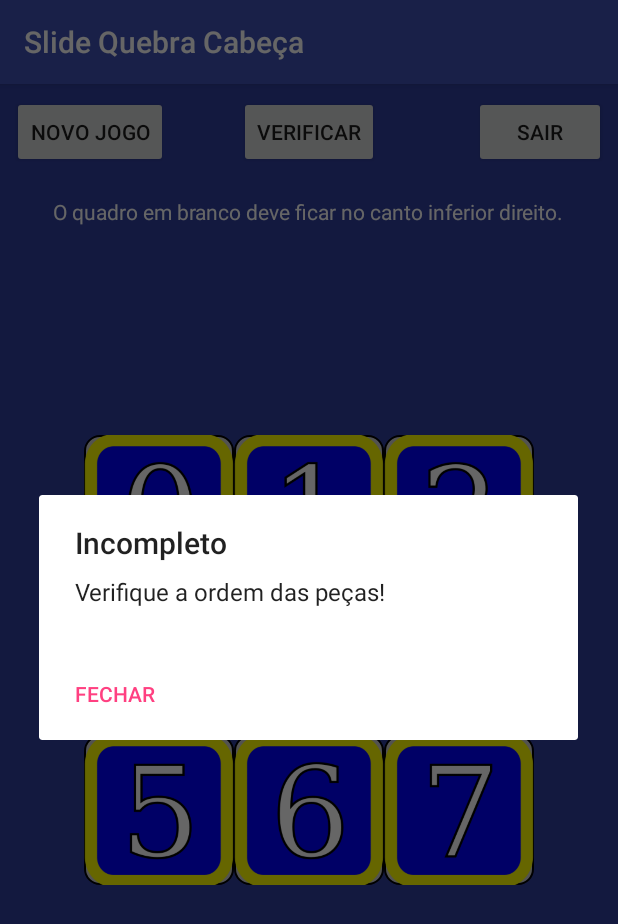
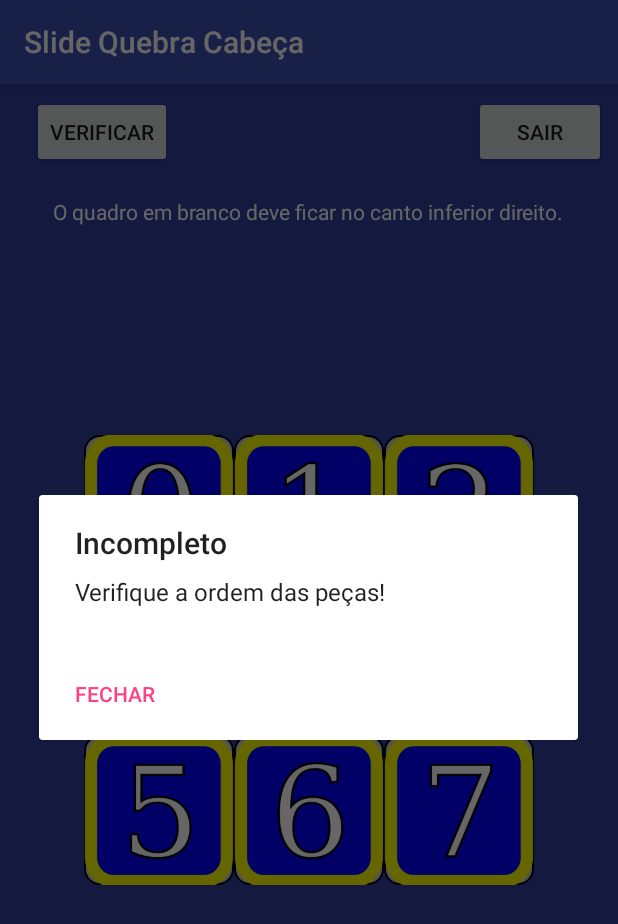
Before and after one commit to ramonrsm/Quebra_Cabeca, an Android app: the SliderActivity screen opened directly, with no data from a screen before it, after a tap on "VERIFICAR", on a phone screen of 412 x 824 dp. Shown: the top 924 px of the screen. Run offline under Robolectric (Android 15) with nearby library versions, the phone set to English and light mode, and no system bars.

Commit message:
Mudanças no layout e cocertos de bugs

```diff
--- a/app/src/main/java/quebracabeca/rsm/br/estacio/fic/pdm/quebracabea/Controller/TabuleiroSlider.java
+++ b/app/src/main/java/quebracabeca/rsm/br/estacio/fic/pdm/quebracabea/Controller/TabuleiroSlider.java
@@ -1,7 +1,6 @@
 package quebracabeca.rsm.br.estacio.fic.pdm.quebracabea.Controller;
 
-import android.annotation.SuppressLint;
-import android.view.View;
+import android.util.Log;
 import android.view.ViewGroup;
 import android.widget.ImageView;
 import android.widget.LinearLayout;
@@ -14,11 +13,10 @@ import java.util.Random;
 import quebracabeca.rsm.br.estacio.fic.pdm.quebracabea.R;
 
 public class TabuleiroSlider {
-    private static boolean   b = false;
+
     private static final int TAM_TABULEIRO = 9;
     private static int       containerVazio;
-    @SuppressLint("StaticFieldLeak")
-    private static ImageView oito;
+
 
     private static final int[] IMAGENS = {R.drawable.zero, R.drawable.um, R.drawable.dois,
                                           R.drawable.tres, R.drawable.quatro, R.drawable.cinco,
@@ -36,14 +34,6 @@ public class TabuleiroSlider {
 
     public static void InicializarSlider(TableLayout tableLayout) {
 
-        /*if(!b){
-            containerVazio = 8;
-            b = true;
-        }else{
-            Random random = new Random();
-            containerVazio = random.nextInt(TAM_TABULEIRO-1);
-        }*/
-
         Random random = new Random();
         containerVazio = random.nextInt(TAM_TABULEIRO-1);
 
@@ -53,17 +43,10 @@ public class TabuleiroSlider {
 
             for (int j = 0; j < tableRow.getChildCount(); j++) {
 
-                LinearLayout linearLayout = (LinearLayout) tableRow.getChildAt(j);
+                ViewGroup owner = (ViewGroup) tableRow.getChildAt(j);
 
-                if (linearLayout.getChildCount() > 0) {
-
-                    ImageView imageView = (ImageView) linearLayout.getChildAt(0);
-
-                    if (Integer.parseInt(imageView.getTag().toString()) == containerVazio) {
-
-                        oito = (ImageView) linearLayout.getChildAt(0);
-                        linearLayout.removeViewAt(0);
-                    }
+                if (owner.getChildCount() > 0 && Integer.parseInt(owner.getTag().toString()) == containerVazio) {
+                    owner.removeViewAt(0);
                 }
             }
         }
@@ -82,31 +65,12 @@ public class TabuleiroSlider {
 
                 LinearLayout linearLayout = (LinearLayout) tableRow.getChildAt(j);
 
-                if (Integer.parseInt(linearLayout.getTag().toString()) != containerVazio) {
+                if (Integer.parseInt(linearLayout.getTag().toString()) != containerVazio && linearLayout.getChildCount() != 0) {
 
                     ImageView imageView = (ImageView) linearLayout.getChildAt(0);
                     imageView.setImageResource(IMAGENS[img]);
+                    imageView.setTag(img);
                     img++;
-                }
-            }
-        }
-    }
-
-    public static void NovoJogo(TableLayout tableLayout){
-
-        for (int i = 0; i < tableLayout.getChildCount(); i++) {
-
-            TableRow tableRow = (TableRow) tableLayout.getChildAt(i);
-
-            for (int j = 0; j < tableRow.getChildCount(); j++) {
-
-                ViewGroup owner = (ViewGroup) tableRow.getChildAt(j);
-
-                if (owner.getChildCount() == 0) {
-
-                    if (Integer.parseInt(owner.getTag().toString()) == containerVazio) {
-                        owner.addView(oito);
-                    }
                 }
             }
         }
@@ -118,12 +82,12 @@ public class TabuleiroSlider {
 
     public static boolean PecasDisponiveis(int tag) {
 
-        //Log.i("PECAS", "CONTAINER VAZIO: "+containerVazio);
+        Log.i("PECAS", "CONTAINER VAZIO: "+containerVazio);
 
         ArrayList<Integer> valores = new ArrayList<>();
 
         for (int valor : camposValidos[containerVazio]) {
-            //Log.i("PECAS", "CONTAINERS DISPONIVEIS: "+valor);
+            Log.i("PECAS", "CONTAINERS DISPONIVEIS: "+valor);
             valores.add(valor);
         }
 
@@ -145,21 +109,16 @@ public class TabuleiroSlider {
 
                 LinearLayout containerPeca = (LinearLayout) tableRow.getChildAt(j);
 
-                if (containerPeca.getChildCount() == 0 && Integer.parseInt(containerPeca.getTag().toString()) != 8) {
-                    return false;
-                }
+                if(containerPeca.getChildCount() != 0){
 
-                if (containerPeca.getChildCount() != 0) {
-
-                    View peca = containerPeca.getChildAt(0);
-                    String tagPeca = peca.getTag().toString();
-                    String tagContainerPeca = containerPeca.getTag().toString();
-
-                    if (!tagPeca.equals(tagContainerPeca)) {
+                    if(containerPeca.getChildAt(0).getTag().equals(containerPeca.getTag())){
+                        Log.i("PECAS", "TAG CONTAINER: "+containerPeca.getTag());
+                        Log.i("PECAS", "TAG PEÇA: "+containerPeca.getChildAt(0).getTag());
                         return false;
                     }
-                }
-                else if(containerPeca.getChildCount() == 0 && Integer.parseInt(containerPeca.getTag().toString()) != 8) {
+
+                }else if(containerPeca.getChildCount() == 0 && !containerPeca.getTag().equals("8")){
+                    Log.i("PECAS", "TAG CONTAINER: "+containerPeca.getTag());
                     return false;
                 }
             }
--- a/app/src/main/java/quebracabeca/rsm/br/estacio/fic/pdm/quebracabea/View/QuebraCabecaActivity.java
+++ b/app/src/main/java/quebracabeca/rsm/br/estacio/fic/pdm/quebracabea/View/QuebraCabecaActivity.java
@@ -152,10 +152,6 @@ public class QuebraCabecaActivity extends AppCompatActivity implements View.OnLo
     public void onClick(View v) {
 
         switch (v.getId()){
-            case R.id.button_novoJogo:
-                Util.AlertDialogNeutral(this, "Novo Jogo", "Monte todas as peças na ordem certa!");
-                TabuleiroQuebraCabeca.Inicializar(tableLayout, barra_rolagem_pecas);
-                break;
             case R.id.button_Sair: finish();
                 break;
             case R.id.button_Verificar:
--- a/app/src/main/res/layout/activity_slider.xml
+++ b/app/src/main/res/layout/activity_slider.xml
@@ -13,17 +13,11 @@
         android:id="@+id/button_Verificar"
         android:layout_width="wrap_content"
         android:layout_height="wrap_content"
-        android:layout_alignTop="@+id/button_novoJogo"
-        android:layout_centerHorizontal="true"
+        android:layout_alignParentStart="true"
+        android:layout_alignTop="@+id/button_Sair"
+        android:layout_marginStart="13dp"
         android:onClick="onClick"
         android:text="@string/button_verificar" />
-
-    <Button
-        android:id="@+id/button_novoJogo"
-        android:layout_width="wrap_content"
-        android:layout_height="wrap_content"
-        android:onClick="onClick"
-        android:text="@string/button_novo_jogo" />
 
     <Button
         android:id="@+id/button_Sair"
@@ -34,6 +28,16 @@
         android:onClick="onClick"
         android:text="@string/button_sair"
         tools:ignore="RelativeOverlap" />
+
+    <TextView
+        android:id="@+id/textViewAjuda"
+        android:layout_width="wrap_content"
+        android:layout_height="wrap_content"
+        android:layout_alignParentTop="true"
+        android:layout_centerHorizontal="true"
+        android:layout_marginTop="67dp"
+        android:text="@string/textView_Ajuda"
+        android:textColor="@android:color/white" />
 
     <TableLayout
         android:id="@+id/tableLayout"
@@ -62,7 +66,6 @@
                     android:layout_width="match_parent"
                     android:layout_height="match_parent"
                     android:contentDescription="@string/contentDescription_default"
-                    android:tag="0"
                     app:srcCompat="@mipmap/ic_launcher" />
             </LinearLayout>
 
@@ -79,7 +82,6 @@
                     android:layout_width="match_parent"
                     android:layout_height="match_parent"
                     android:contentDescription="@string/contentDescription_default"
-                    android:tag="1"
                     app:srcCompat="@mipmap/ic_launcher" />
             </LinearLayout>
 
@@ -96,7 +98,6 @@
                     android:layout_width="match_parent"
                     android:layout_height="match_parent"
                     android:contentDescription="@string/contentDescription_default"
-                    android:tag="2"
                     app:srcCompat="@mipmap/ic_launcher" />
             </LinearLayout>
         </TableRow>
@@ -121,7 +122,6 @@
                     android:layout_width="match_parent"
                     android:layout_height="match_parent"
                     android:contentDescription="@string/contentDescription_default"
-                    android:tag="3"
                     app:srcCompat="@mipmap/ic_launcher" />
             </LinearLayout>
 
@@ -138,7 +138,6 @@
                     android:layout_width="match_parent"
                     android:layout_height="match_parent"
                     android:contentDescription="@string/contentDescription_default"
-                    android:tag="4"
                     app:srcCompat="@mipmap/ic_launcher" />
             </LinearLayout>
 
@@ -154,7 +153,6 @@
                     android:layout_width="match_parent"
                     android:layout_height="match_parent"
                     android:contentDescription="@string/contentDescription_default"
-                    android:tag="5"
                     app:srcCompat="@mipmap/ic_launcher" />
             </LinearLayout>
         </TableRow>
@@ -179,7 +177,6 @@
                     android:layout_width="match_parent"
                     android:layout_height="match_parent"
                     android:contentDescription="@string/contentDescription_default"
-                    android:tag="6"
                     app:srcCompat="@mipmap/ic_launcher" />
             </LinearLayout>
 
@@ -196,7 +193,6 @@
                     android:layout_width="match_parent"
                     android:layout_height="match_parent"
                     android:contentDescription="@string/contentDescription_default"
-                    android:tag="7"
                     app:srcCompat="@mipmap/ic_launcher" />
             </LinearLayout>
 
@@ -213,21 +209,10 @@
                     android:layout_width="match_parent"
                     android:layout_height="match_parent"
                     android:contentDescription="@string/contentDescription_default"
-                    android:tag="8"
                     app:srcCompat="@mipmap/ic_launcher" />
             </LinearLayout>
         </TableRow>
 
     </TableLayout>
 
-    <TextView
-        android:id="@+id/textViewAjuda"
-        android:layout_width="wrap_content"
-        android:layout_height="wrap_content"
-        android:layout_alignParentTop="true"
-        android:layout_centerHorizontal="true"
-        android:layout_marginTop="67dp"
-        android:text="@string/textView_Ajuda"
-        android:textColor="@android:color/white" />
-
 </RelativeLayout>
```
Also changed, not shown: app/src/main/java/quebracabeca/rsm/br/estacio/fic/pdm/quebracabea/View/SliderActivity.java (+4 -9 lines), app/src/main/res/layout/activity_quebra_cabeca.xml (+2 -9 lines), 1 other file.
